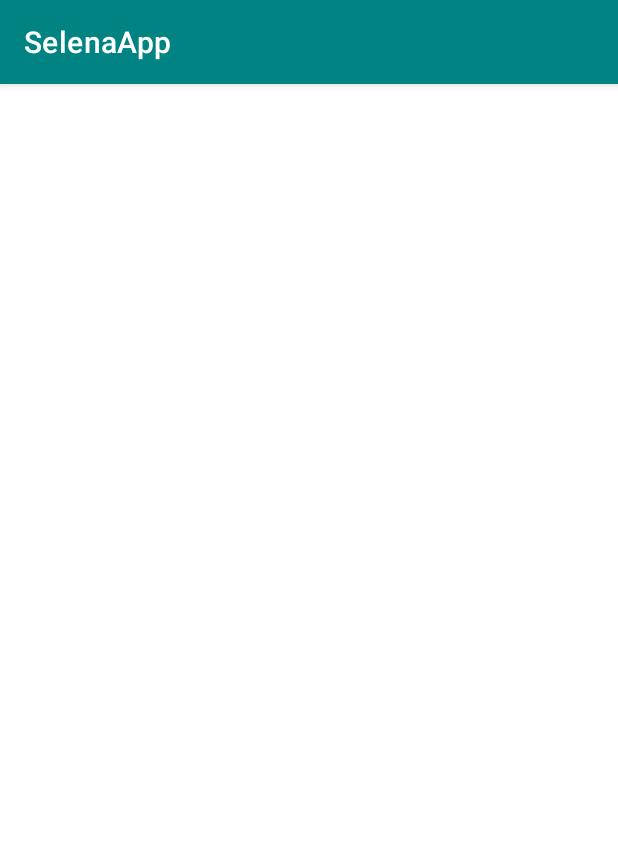
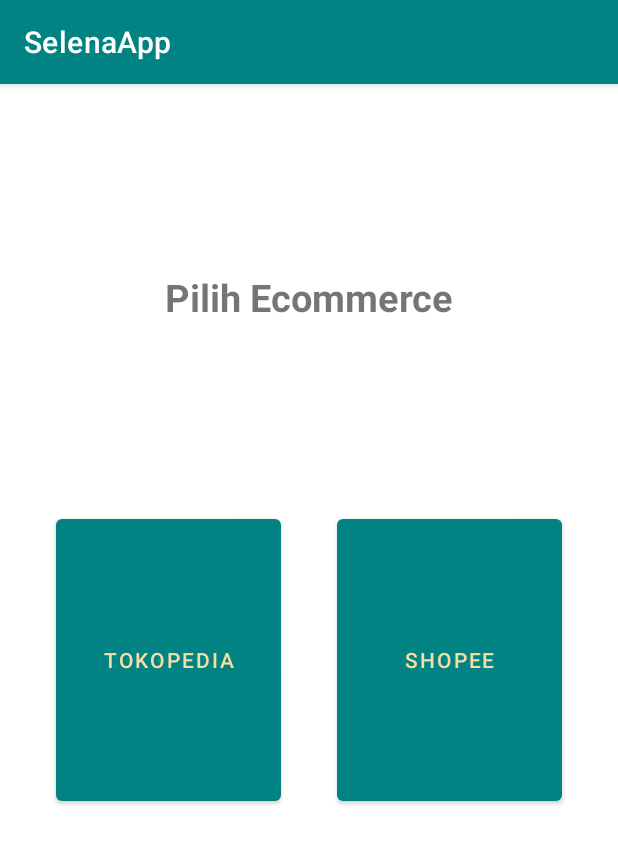
Before and after one commit to dorizx/SelenaApp, an Android app: the FileUploadActivity screen opened directly, with no data from a screen before it, on a phone screen of 412 x 824 dp. Shown: the top 844 px of the screen. Run offline under Robolectric (Android 15) with nearby library versions, the phone set to English and light mode, and no system bars.

Commit message:
adding excel uploading pages

```diff
--- a/app/src/main/java/com/example/selenaapp/ui/transaction/FileUploadActivity.kt
+++ /dev/null
@@ -1,21 +0,0 @@
-package com.example.selenaapp.ui.transaction
-
-import android.os.Bundle
-import androidx.activity.enableEdgeToEdge
-import androidx.appcompat.app.AppCompatActivity
-import androidx.core.view.ViewCompat
-import androidx.core.view.WindowInsetsCompat
-import com.example.selenaapp.R
-
-class FileUploadActivity : AppCompatActivity() {
-    override fun onCreate(savedInstanceState: Bundle?) {
-        super.onCreate(savedInstanceState)
-        enableEdgeToEdge()
-        setContentView(R.layout.activity_file_upload)
-        ViewCompat.setOnApplyWindowInsetsListener(findViewById(R.id.main)) { v, insets ->
-            val systemBars = insets.getInsets(WindowInsetsCompat.Type.systemBars())
-            v.setPadding(systemBars.left, systemBars.top, systemBars.right, systemBars.bottom)
-            insets
-        }
-    }
-}
--- /dev/null
+++ b/app/src/main/java/com/example/selenaapp/ui/transaction/file/ChooseFileFragment.kt
@@ -0,0 +1,38 @@
+package com.example.selenaapp.ui.transaction.file
+
+import android.os.Bundle
+import androidx.fragment.app.Fragment
+import android.view.LayoutInflater
+import android.view.View
+import android.view.ViewGroup
+import com.example.selenaapp.R
+import com.example.selenaapp.databinding.FragmentChooseFileBinding
+
+class ChooseFileFragment : Fragment(R.layout.fragment_choose_file) {
+
+    private lateinit var binding: FragmentChooseFileBinding
+
+    override fun onViewCreated(view: View, savedInstanceState: Bundle?) {
+        binding = FragmentChooseFileBinding.bind(view)
+        super.onViewCreated(view, savedInstanceState)
+
+        binding.btnTokopedia.setOnClickListener {
+            val fragment = TokopediaFragment()
+            replaceFragment(fragment)
+        }
+
+        binding.btnShopee.setOnClickListener {
+            val fragment = ShopeeFragment()
+            replaceFragment(fragment)
+        }
+
+    }
+
+    private fun replaceFragment(fragment: Fragment) {
+        parentFragmentManager.beginTransaction()
+            .replace(R.id.fragment_container, fragment)
+            .addToBackStack(null)
+            .commit()
+    }
+
+}
--- /dev/null
+++ b/app/src/main/java/com/example/selenaapp/ui/transaction/file/FileUploadActivity.kt
@@ -0,0 +1,28 @@
+package com.example.selenaapp.ui.transaction.file
+
+import android.os.Bundle
+import androidx.activity.enableEdgeToEdge
+import androidx.appcompat.app.AppCompatActivity
+import androidx.core.view.ViewCompat
+import androidx.core.view.WindowInsetsCompat
+import com.example.selenaapp.R
+import com.example.selenaapp.databinding.ActivityFileUploadBinding
+
+class FileUploadActivity : AppCompatActivity() {
+
+    private lateinit var binding: ActivityFileUploadBinding
+
+    override fun onCreate(savedInstanceState: Bundle?) {
+        super.onCreate(savedInstanceState)
+        binding = ActivityFileUploadBinding.inflate(layoutInflater)
+        setContentView(binding.root)
+
+        if (savedInstanceState == null) {
+            val fragment = ChooseFileFragment()
+            supportFragmentManager.beginTransaction()
+                .replace(R.id.fragment_container, fragment)
+                .commit()
+        }
+
+    }
+}
--- a/app/src/main/java/com/example/selenaapp/ui/transaction/FormAddTransactionActivity.kt
+++ b/app/src/main/java/com/example/selenaapp/ui/transaction/form/FormAddTransactionActivity.kt
@@ -1,4 +1,4 @@
-package com.example.selenaapp.ui.transaction
+package com.example.selenaapp.ui.transaction.form
 
 import android.os.Bundle
 import android.widget.ArrayAdapter
--- a/app/src/main/res/layout/activity_file_upload.xml
+++ b/app/src/main/res/layout/activity_file_upload.xml
@@ -5,6 +5,11 @@
     android:id="@+id/main"
     android:layout_width="match_parent"
     android:layout_height="match_parent"
-    tools:context=".ui.transaction.FileUploadActivity">
+    tools:context=".ui.transaction.file.FileUploadActivity">
+
+    <FrameLayout
+        android:id="@+id/fragment_container"
+        android:layout_width="match_parent"
+        android:layout_height="match_parent" />
 
 </androidx.constraintlayout.widget.ConstraintLayout>
--- a/app/src/main/res/layout/activity_form_add_transaction.xml
+++ b/app/src/main/res/layout/activity_form_add_transaction.xml
@@ -5,7 +5,7 @@
     android:id="@+id/main"
     android:layout_width="match_parent"
     android:layout_height="match_parent"
-    tools:context=".ui.transaction.FormAddTransactionActivity">
+    tools:context=".ui.transaction.form.FormAddTransactionActivity">
 
     <TextView
         android:id="@+id/tv_title_form"
--- /dev/null
+++ b/app/src/main/res/layout/fragment_choose_file.xml
@@ -0,0 +1,41 @@
+<?xml version="1.0" encoding="utf-8"?>
+<androidx.constraintlayout.widget.ConstraintLayout xmlns:android="http://schemas.android.com/apk/res/android"
+    xmlns:tools="http://schemas.android.com/tools"
+    android:layout_width="match_parent"
+    android:layout_height="match_parent"
+    xmlns:app="http://schemas.android.com/apk/res-auto"
+    tools:context=".ui.transaction.file.ChooseFileFragment">
+
+    <TextView
+        android:layout_width="wrap_content"
+        android:layout_height="wrap_content"
+        android:text="@string/choose_ecommerce"
+        android:textSize="25sp"
+        android:textStyle="bold"
+        app:layout_constraintStart_toStartOf="parent"
+        app:layout_constraintEnd_toEndOf="parent"
+        app:layout_constraintTop_toTopOf="parent"
+        app:layout_constraintBottom_toTopOf="@id/btn_tokopedia"/>
+
+    <Button
+        android:id="@+id/btn_tokopedia"
+        android:layout_width="150dp"
+        android:layout_height="200dp"
+        android:text="@string/tokopedia"
+        app:layout_constraintBottom_toBottomOf="parent"
+        app:layout_constraintEnd_toStartOf="@id/btn_shopee"
+        app:layout_constraintStart_toStartOf="parent"
+        app:layout_constraintTop_toTopOf="parent" />
+
+    <Button
+        android:id="@+id/btn_shopee"
+        android:layout_width="150dp"
+        android:layout_height="200dp"
+        android:text="@string/shopee"
+        app:layout_constraintBottom_toBottomOf="parent"
+        app:layout_constraintEnd_toEndOf="parent"
+        app:layout_constraintStart_toEndOf="@id/btn_tokopedia"
+        app:layout_constraintTop_toTopOf="parent" />
+
+
+</androidx.constraintlayout.widget.ConstraintLayout>
--- a/app/src/main/res/values/strings.xml
+++ b/app/src/main/res/values/strings.xml
@@ -3,11 +3,14 @@
     <string name="title_home">Beranda</string>
     <string name="title_transaction">Transaksi</string>
     <string name="title_settings">Pengaturan</string>
-    <!-- TODO: Remove or change this placeholder text -->
     <string name="hello_blank_fragment">Hello blank fragment</string>
 
+    <!-- Package Transaksi -->
     <string name="add_transaction">Tambah Transaksi</string>
     <string name="detail_keuangan">Detail Keuangan</string>
+    <string name="shopee">Shopee</string>
+    <string name="tokopedia">Tokopedia</string>
+    <string name="choose_ecommerce">Pilih Ecommerce</string>
 
     <string name="choose_method">Pilih Metode</string>
     <string name="add_data">Isi Data</string>
```
Also changed, not shown: app/src/main/AndroidManifest.xml (+10 -8 lines), app/src/main/java/com/example/selenaapp/ui/transaction/ChooseMethodTransactionActivity.kt (+7 -4 lines), app/src/main/java/com/example/selenaapp/ui/transaction/file/ShopeeFragment.kt (added, +80 -0 lines), app/src/main/java/com/example/selenaapp/ui/transaction/file/TokopediaFragment.kt (added, +81 -0 lines), app/src/main/res/layout/fragment_shopee.xml (added, +37 -0 lines), app/src/main/res/layout/fragment_tokopedia.xml (added, +37 -0 lines), app/src/main/res/drawable/ic_shopee.png (added).
